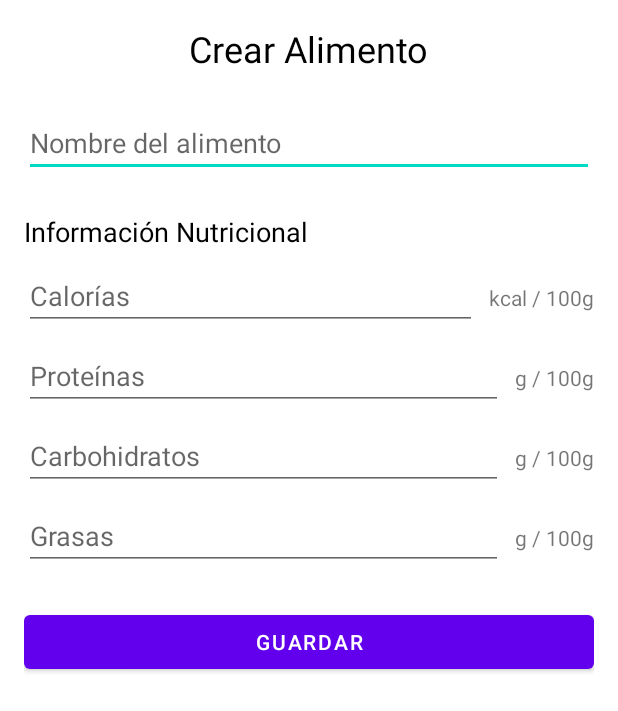
After one commit to Jorge5115/GearFit-Android, an Android app: the FoodCreateActivity screen opened directly, with no data from a screen before it, on a phone screen of 412 x 824 dp. The commit adds this screen. Shown: the top 711 px of the screen. Run offline under Robolectric (Android 15) with nearby library versions, the phone set to English and light mode, and no system bars.

Commit message:
Ventana AñadirAlimentoNuevo (Nutrición)

```diff
--- a/app/src/main/AndroidManifest.xml
+++ b/app/src/main/AndroidManifest.xml
@@ -29,6 +29,7 @@
         <activity android:name=".SettingsActivity" />
         <activity android:name=".NutritionActivity" />
         <activity android:name=".FoodListActivity" />
+        <activity android:name=".FoodCreateActivity" />
 
     </application>
 
--- /dev/null
+++ b/app/src/main/java/com/example/gearfit_android/FoodCreateActivity.java
@@ -0,0 +1,92 @@
+package com.example.gearfit_android;
+
+import android.content.Intent;
+import android.graphics.Color;
+import android.os.Bundle;
+import android.text.TextUtils;
+import android.view.View;
+import android.widget.Button;
+import android.widget.EditText;
+import android.widget.Toast;
+
+import androidx.appcompat.app.AppCompatActivity;
+
+public class FoodCreateActivity extends AppCompatActivity {
+    private EditText etFoodName, etCalories, etProtein, etCarbs, etFat;
+    private Button btnSaveFood;
+    private DatabaseHelper dbHelper;
+    private int userId;  // Este valor debe ser obtenido desde la actividad o sesión
+
+    @Override
+    protected void onCreate(Bundle savedInstanceState) {
+        super.onCreate(savedInstanceState);
+        setContentView(R.layout.activity_food_create);
+        setupUI();
+
+        dbHelper = new DatabaseHelper(this);
+
+        etFoodName = findViewById(R.id.etFoodName);
+        etCalories = findViewById(R.id.etCalories);
+        etProtein = findViewById(R.id.etProtein);
+        etCarbs = findViewById(R.id.etCarbs);
+        etFat = findViewById(R.id.etFat);
+        btnSaveFood = findViewById(R.id.btnSaveFood);
+
+        // Simulación de userId. Reemplaza esto con el valor real de la sesión o usuario actual.
+        userId = getIntent().getIntExtra("userId", -1);
+
+        btnSaveFood.setOnClickListener(new View.OnClickListener() {
+            @Override
+            public void onClick(View v) {
+                createFood();
+            }
+        });
+    }
+
+    private void createFood() {
+        String name = etFoodName.getText().toString().trim();
+        String caloriesStr = etCalories.getText().toString().trim();
+        String proteinStr = etProtein.getText().toString().trim();
+        String carbsStr = etCarbs.getText().toString().trim();
+        String fatStr = etFat.getText().toString().trim();
+
+        if (TextUtils.isEmpty(name) || TextUtils.isEmpty(caloriesStr) ||
+                TextUtils.isEmpty(proteinStr) || TextUtils.isEmpty(carbsStr) ||
+                TextUtils.isEmpty(fatStr)) {
+            Toast.makeText(this, "Por favor, complete todos los campos", Toast.LENGTH_SHORT).show();
+            return;
+        }
+
+        int calories;
+        double protein, carbs, fat;
+
+        try {
+            calories = Integer.parseInt(caloriesStr);
+            protein = Double.parseDouble(proteinStr);
+            carbs = Double.parseDouble(carbsStr);
+            fat = Double.parseDouble(fatStr);
+
+            if (calories < 0 || protein < 0 || carbs < 0 || fat < 0) {
+                Toast.makeText(this, "Los valores no pueden ser negativos", Toast.LENGTH_SHORT).show();
+                return;
+            }
+        } catch (NumberFormatException e) {
+            Toast.makeText(this, "Ingrese valores numéricos válidos", Toast.LENGTH_SHORT).show();
+            return;
+        }
+
+        Food food = new Food(0, userId, name, calories, protein, carbs, fat);
+
+        if (dbHelper.addFood(food)) {
+            Toast.makeText(this, "Alimento guardado exitosamente", Toast.LENGTH_SHORT).show();
+            finish();  // Cierra la actividad después de guardar
+        } else {
+            Toast.makeText(this, "El nombre del alimento ya existe", Toast.LENGTH_SHORT).show();
+        }
+    }
+
+    private void setupUI() {
+        getWindow().setStatusBarColor(Color.parseColor("#f7f7f7"));
+        getSupportActionBar().hide();
+    }
+}
--- a/app/src/main/java/com/example/gearfit_android/NutritionActivity.java
+++ b/app/src/main/java/com/example/gearfit_android/NutritionActivity.java
@@ -17,16 +17,13 @@ import java.util.Locale;
 
 public class NutritionActivity extends AppCompatActivity {
 
+    private int userId;
     private MaterialCardView[] dayButtons;
     private TextView[] dayTexts;
     private Calendar[] dayDates;
     private MaterialCardView activeButton;
-    private int userId;
-
     private Calendar selectedDate;
-
     private LinearLayout btnDesayuno, btnComida, btnMerienda, btnCena;
-
 
     @Override
     protected void onCreate(Bundle savedInstanceState) {
@@ -81,6 +78,7 @@ public class NutritionActivity extends AppCompatActivity {
         String formattedDate = new SimpleDateFormat("yyyy-MM-dd", Locale.getDefault()).format(selectedDate.getTime());
 
         Intent intent = new Intent(NutritionActivity.this, FoodListActivity.class);
+        intent.putExtra("userId", userId);
         intent.putExtra("currentMeal", meal);
         intent.putExtra("currentMealDate", formattedDate);
         startActivity(intent);
--- /dev/null
+++ b/app/src/main/res/layout/activity_food_create.xml
@@ -0,0 +1,135 @@
+<?xml version="1.0" encoding="utf-8"?>
+<ScrollView xmlns:android="http://schemas.android.com/apk/res/android"
+    android:layout_width="match_parent"
+    android:layout_height="match_parent"
+    android:padding="16dp"
+    android:backgroundTint="@color/light_grey">
+
+    <LinearLayout
+        android:layout_width="match_parent"
+        android:layout_height="wrap_content"
+        android:orientation="vertical">
+
+        <TextView
+            android:layout_width="wrap_content"
+            android:layout_height="wrap_content"
+            android:text="Crear Alimento"
+            android:textSize="24sp"
+            android:textColor="@color/black"
+            android:layout_gravity="center_horizontal"
+            android:paddingBottom="24dp" />
+
+        <!-- Input for food name -->
+        <EditText
+            android:id="@+id/etFoodName"
+            android:layout_width="match_parent"
+            android:layout_height="wrap_content"
+            android:hint="Nombre del alimento"
+            android:inputType="text" />
+
+        <!-- Section title -->
+        <TextView
+            android:layout_width="wrap_content"
+            android:layout_height="wrap_content"
+            android:text="Información Nutricional"
+            android:textSize="18sp"
+            android:textColor="@color/black"
+            android:layout_marginTop="24dp"
+            android:paddingBottom="8dp" />
+
+        <!-- Input for calories -->
+        <LinearLayout
+            android:layout_width="match_parent"
+            android:layout_height="wrap_content"
+            android:orientation="horizontal">
+
+            <EditText
+                android:id="@+id/etCalories"
+                android:layout_width="0dp"
+                android:layout_weight="1"
+                android:layout_height="wrap_content"
+                android:hint="Calorías"
+                android:inputType="number" />
+
+            <TextView
+                android:layout_width="wrap_content"
+                android:layout_height="wrap_content"
+                android:layout_marginLeft="8dp"
+                android:text="kcal / 100g" />
+        </LinearLayout>
+
+        <!-- Input for protein -->
+        <LinearLayout
+            android:layout_width="match_parent"
+            android:layout_height="wrap_content"
+            android:orientation="horizontal"
+            android:layout_marginTop="8dp">
+
+            <EditText
+                android:id="@+id/etProtein"
+                android:layout_width="0dp"
+                android:layout_weight="1"
+                android:layout_height="wrap_content"
+                android:hint="Proteínas"
+                android:inputType="numberDecimal" />
+
+            <TextView
+                android:layout_width="wrap_content"
+                android:layout_height="wrap_content"
+                android:layout_marginLeft="8dp"
+                android:text="g / 100g" />
+        </LinearLayout>
+
+        <!-- Input for carbohydrates -->
+        <LinearLayout
+            android:layout_width="match_parent"
+            android:layout_height="wrap_content"
+            android:orientation="horizontal"
+            android:layout_marginTop="8dp">
+
+            <EditText
+                android:id="@+id/etCarbs"
+                android:layout_width="0dp"
+                android:layout_weight="1"
+                android:layout_height="wrap_content"
+                android:hint="Carbohidratos"
+                android:inputType="numberDecimal" />
+
+            <TextView
+                android:layout_width="wrap_content"
+                android:layout_height="wrap_content"
+                android:layout_marginLeft="8dp"
+                android:text="g / 100g" />
+        </LinearLayout>
+
+        <!-- Input for fat -->
+        <LinearLayout
+            android:layout_width="match_parent"
+            android:layout_height="wrap_content"
+            android:orientation="horizontal"
+            android:layout_marginTop="8dp">
+
+            <EditText
+                android:id="@+id/etFat"
+                android:layout_width="0dp"
+                android:layout_weight="1"
+                android:layout_height="wrap_content"
+                android:hint="Grasas"
+                android:inputType="numberDecimal" />
+
+            <TextView
+                android:layout_width="wrap_content"
+                android:layout_height="wrap_content"
+                android:layout_marginLeft="8dp"
+                android:text="g / 100g" />
+        </LinearLayout>
+
+        <!-- Button to save food -->
+        <Button
+            android:id="@+id/btnSaveFood"
+            android:layout_width="match_parent"
+            android:layout_height="wrap_content"
+            android:text="Guardar"
+            android:layout_marginTop="24dp" />
+    </LinearLayout>
+</ScrollView>
```
Also changed, not shown: app/src/main/java/com/example/gearfit_android/DatabaseHelper.java (+71 -1 lines), app/src/main/java/com/example/gearfit_android/FoodListActivity.java (+109 -6 lines), app/src/main/res/layout/activity_food_list.xml (+2 -20 lines), app/src/main/res/layout/food_item_button.xml (added, +26 -0 lines).
